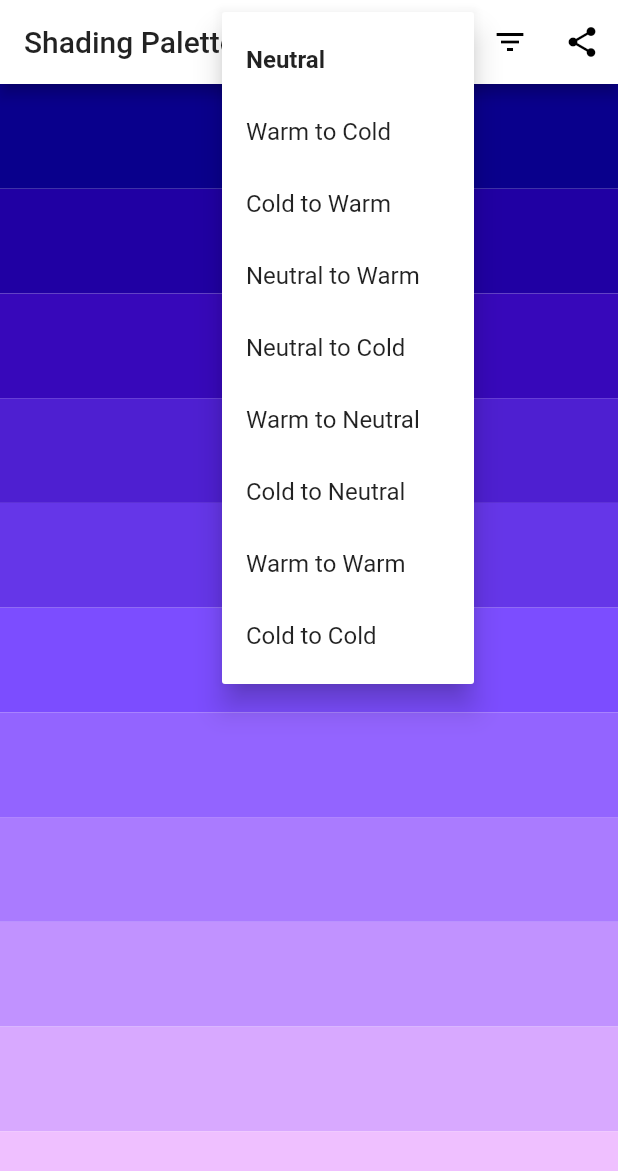
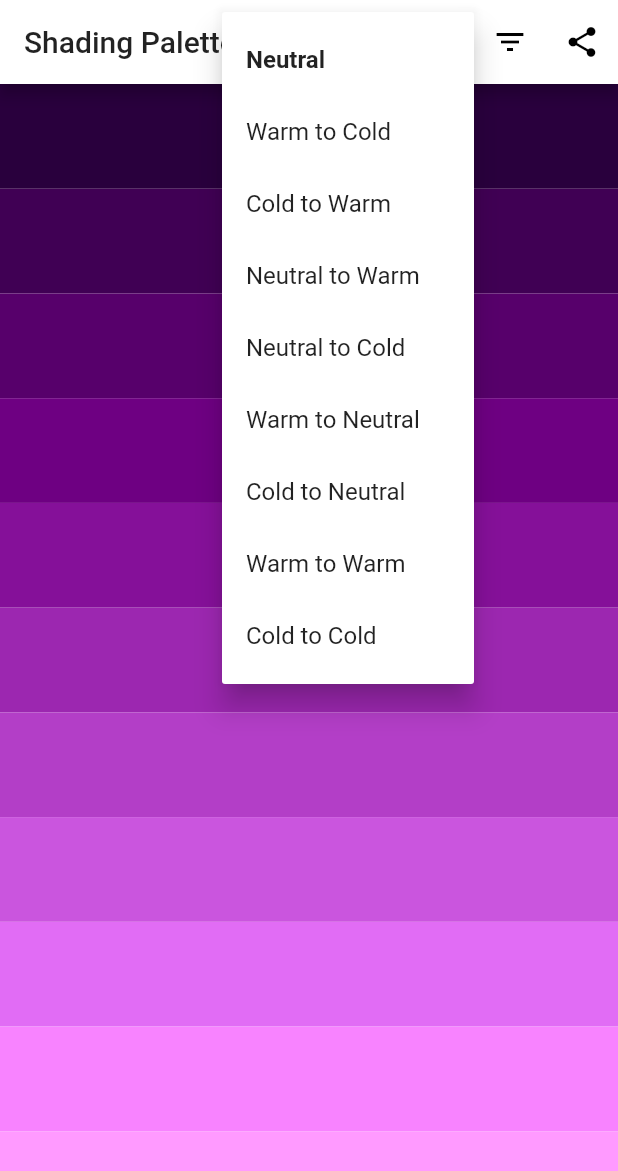
Before and after one commit to JuliaRechkunova/live-shades-app, a Flutter app: the screen it shows after launch, after a tap on the "tune" icon, on a phone screen of 412 x 824 dp. Shown: the top 1171 px of the screen. Run offline on Flutter 3.47's test engine with Material 2 defaults, Android fonts, the phone set to English and light mode, and no system bars; our stand-ins replace flutter_colorpicker, share, shared_preferences.

Commit message:
Update screenshots

```diff
--- a/lib/main.dart
+++ b/lib/main.dart
@@ -52,7 +52,7 @@ class ShadesState extends State<Shades> {
   int up(int c, int value, bool faster) => min((c + value * (faster ? 1.5 : 1)).round(), 255);
   int down(int c, int value, bool slower) => max((c - value * (slower ? 0.5 : 1)).round(), 0);
   String toHex(Color c) => '#${c.value.toRadixString(16).substring(2)}';
-  void load() async { SharedPreferences prefs = await SharedPreferences.getInstance(); setState(() { mColor = Color(prefs.getInt('color') ?? Colors.deepPurpleAccent.value); mode = Mode.values[prefs.getInt('mode') ?? mode.index]; count = prefs.getInt('count') ?? count; }); }
+  void load() async { SharedPreferences prefs = await SharedPreferences.getInstance(); setState(() { mColor = Color(prefs.getInt('color') ?? Colors.purple.value); mode = Mode.values[prefs.getInt('mode') ?? mode.index]; count = prefs.getInt('count') ?? count; }); }
   void save(key, value) async { SharedPreferences prefs = await SharedPreferences.getInstance(); prefs.setInt(key, value); }
   void modeChanged(Mode m) { setState(() => mode = m); save('mode', m.index); }
   void colorChanged(Color c) { setState(() => mColor = c); save('color', c.value); }
```
Also changed, not shown: assets/examples/example-cold-to-warm.png (deleted), assets/examples/example-neutral.png (deleted), assets/examples/example-warm-to-cold.png (deleted), assets/examples/examples-for-the-same-medium-color.png (added), assets/examples/screenshot-medium-color.png (deleted), assets/examples/screenshot-modes.png (deleted), assets/examples/screenshot-settings.png (added), assets/examples/screenshot-shades-count.png (deleted), 1 other file.
